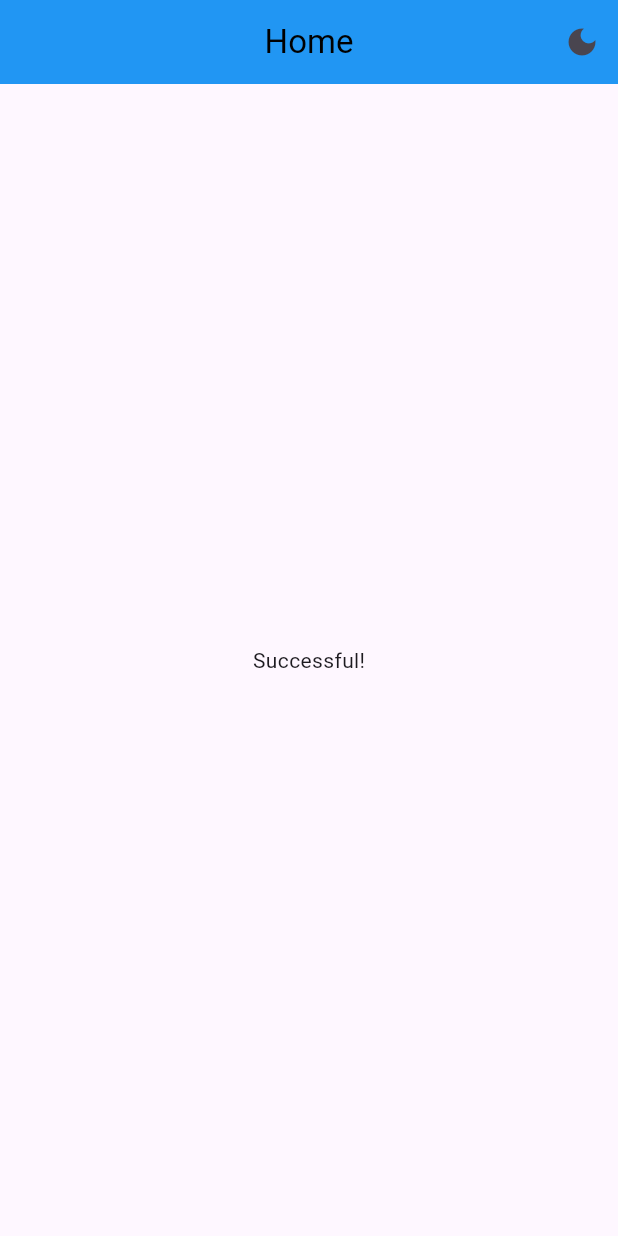
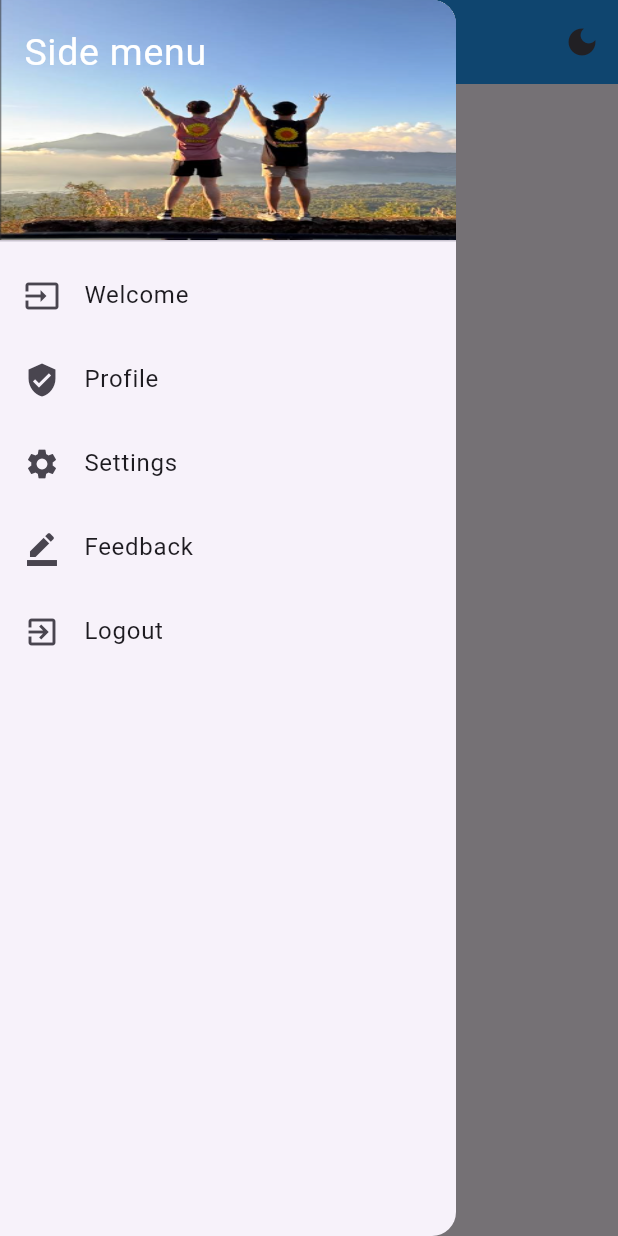
Before and after one commit to martout2002/RunnersHigh, a Flutter app: the screen it shows once a user with an empty profile is signed in, with the side drawer open (before the commit the screen has no drawer), on a phone screen of 412 x 824 dp. Run offline on Flutter 3.47's test engine with Material 3 defaults, Android fonts, the phone set to English and light mode, and no system bars; our stand-ins replace firebase_auth, firebase_core; accounts and stored records are empty; network calls fail.

Commit message:
side menu

```diff
--- a/lib/customAppBar.dart
+++ b/lib/customAppBar.dart
@@ -4,7 +4,7 @@ class CustomAppBar extends StatelessWidget implements PreferredSizeWidget {
   final String title;
   final VoidCallback onToggleTheme;
 
-  const CustomAppBar({Key? key, required this.title, required this.onToggleTheme}) : super(key: key);
+  const CustomAppBar({super.key, required this.title, required this.onToggleTheme});
 
   @override
   Widget build(BuildContext context) {
@@ -14,11 +14,19 @@ class CustomAppBar extends StatelessWidget implements PreferredSizeWidget {
       title: Text(
         title,
         style: TextStyle(
-          color: isDarkMode ? Colors.white : Colors.black, // Change text color based on theme
+          color: isDarkMode ? Colors.white : Colors.white,
+          fontSize: 28, // Change text color based on theme
+          fontWeight: FontWeight.bold
         ),
       ),
       centerTitle: true,
       backgroundColor: isDarkMode ? Colors.lightBlue : Colors.blue, // Change background color based on theme
+      leading: IconButton(
+        icon: const Icon(Icons.menu),
+        onPressed: () {
+          Scaffold.of(context).openDrawer(); // Open the drawer
+        },
+      ),
       actions: [
         IconButton(
           icon: Icon(isDarkMode ? Icons.light_mode : Icons.dark_mode),
@@ -31,3 +39,56 @@ class CustomAppBar extends StatelessWidget implements PreferredSizeWidget {
   @override
   Size get preferredSize => const Size.fromHeight(kToolbarHeight);
 }
+
+class NavDrawer extends StatelessWidget {
+  const NavDrawer({super.key});
+
+  @override
+  Widget build(BuildContext context) {
+    return Drawer(
+      child: ListView(
+        padding: EdgeInsets.zero,
+        children: <Widget>[
+          const DrawerHeader(
+            decoration: BoxDecoration(
+              color: Colors.green,
+              image: DecorationImage(
+                fit: BoxFit.fill,
+                image: AssetImage('lib/images/meNshaun.png'),
+              ),
+            ),
+            child: Text(
+              'Side menu',
+              style: TextStyle(color: Colors.white, fontSize: 25),
+            ),
+          ),
+          ListTile(
+            leading: const Icon(Icons.input),
+            title: const Text('Welcome'),
+            onTap: () => {},
+          ),
+          ListTile(
+            leading: const Icon(Icons.verified_user),
+            title: const Text('Profile'),
+            onTap: () => {Navigator.of(context).pop()},
+          ),
+          ListTile(
+            leading: const Icon(Icons.settings),
+            title: const Text('Settings'),
+            onTap: () => {Navigator.of(context).pop()},
+          ),
+          ListTile(
+            leading: const Icon(Icons.border_color),
+            title: const Text('Feedback'),
+            onTap: () => {Navigator.of(context).pop()},
+          ),
+          ListTile(
+            leading: const Icon(Icons.exit_to_app),
+            title: const Text('Logout'),
+            onTap: () => {Navigator.of(context).pop()},
+          ),
+        ],
+      ),
+    );
+  }
+}
--- a/lib/home_page.dart
+++ b/lib/home_page.dart
@@ -11,6 +11,7 @@ class HomePage extends StatelessWidget {
   Widget build(BuildContext context) {
     return Scaffold(
       appBar: CustomAppBar(title: 'Home', onToggleTheme: onToggleTheme), // Use the custom AppBar
+      drawer: const NavDrawer(),
       body: const Center(
         child: Text('Successful!'),
       ),
--- a/lib/login_page.dart
+++ b/lib/login_page.dart
@@ -41,7 +41,8 @@ class _LoginPageState extends State<LoginPage> {
   @override
   Widget build(BuildContext context) {
     return Scaffold(
-      appBar: CustomAppBar(title: 'Login', onToggleTheme: widget.onToggleTheme), // Use the custom AppBar
+      appBar: CustomAppBar(title: 'Runners High', onToggleTheme: widget.onToggleTheme),
+      drawer: NavDrawer(), // Use the NavDrawer // Use the custom AppBar
       body: Padding(
         padding: const EdgeInsets.all(16.0),
         child: Column(
--- a/lib/main.dart
+++ b/lib/main.dart
@@ -14,10 +14,12 @@ void main() async {
     options: DefaultFirebaseOptions.currentPlatform,
   );
   await FirebaseAuth.instance.signOut(); // Sign out the user
-  runApp(MyApp());
+  runApp(const MyApp());
 }
 
 class MyApp extends StatefulWidget {
+  const MyApp({super.key});
+
   @override
   _MyAppState createState() => _MyAppState();
 }
@@ -34,6 +36,7 @@ class _MyAppState extends State<MyApp> {
   @override
   Widget build(BuildContext context) {
     return MaterialApp(
+      debugShowCheckedModeBanner: false,
       title: 'Flutter Demo',
       theme: _isDarkMode ? ThemeData.dark() : ThemeData.light(),
       initialRoute: '/login',
--- a/pubspec.yaml
+++ b/pubspec.yaml
@@ -64,6 +64,7 @@ flutter:
   assets:
     - lib/images/runnerslogo_dark.png
     - lib/images/runnerslogo_light.png
+    - lib/images/meNshaun.png
   #   - images/a_dot_ham.jpeg
 
   # An image asset can refer to one or more resolution-specific "variants", see
```
Also changed, not shown: lib/images/meNshaun.png (added), 1 other file.
